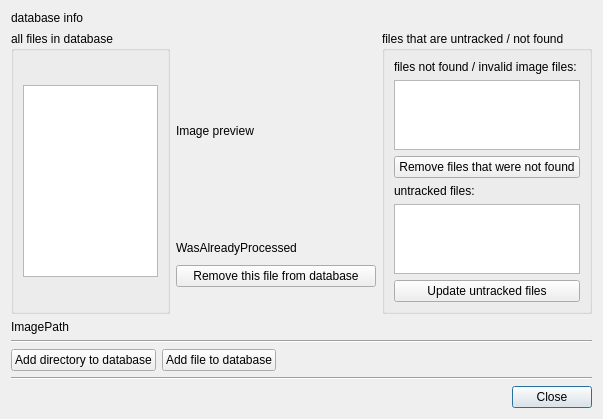
Old version of the form editdatabasedlg.ui in the repository seanet7or/mosaicit.
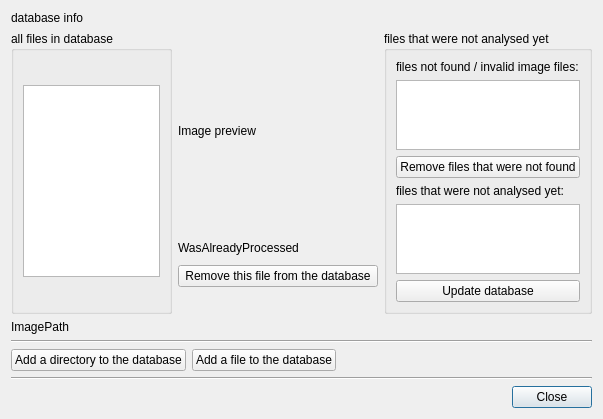
New version of the form. Icons and pictures are not drawn.

Commit message: - loading the logo and translations now also works, if the program is not started from its own directory - corrected some strings

What changed in the file:
```diff
--- a/editdatabasedlg.ui
+++ b/editdatabasedlg.ui
@@ -10,7 +10,7 @@
     <x>0</x>
     <y>0</y>
     <width>603</width>
-    <height>398</height>
+    <height>405</height>
    </rect>
   </property>
   <property name="windowTitle">
@@ -81,7 +81,7 @@
      <item row="0" column="3" rowspan="4">
       <widget class="QGroupBox" name="groupBox_2">
        <property name="title">
-        <string>files that are untracked / not found</string>
+        <string>files that were not analysed yet</string>
        </property>
        <layout class="QVBoxLayout" name="verticalLayout_2">
         <item>
@@ -108,7 +108,7 @@
         <item>
          <widget class="QLabel" name="label_2">
           <property name="text">
-           <string>untracked files:</string>
+           <string>files that were not analysed yet:</string>
           </property>
          </widget>
         </item>
@@ -122,7 +122,7 @@
         <item>
          <widget class="QPushButton" name="updateDatabaseButton">
           <property name="text">
-           <string>Update untracked files</string>
+           <string>Update database</string>
           </property>
          </widget>
         </item>
@@ -132,7 +132,7 @@
      <item row="2" column="1">
       <widget class="QPushButton" name="removeFileButton">
        <property name="text">
-        <string>Remove this file from database</string>
+        <string>Remove this file from the database</string>
        </property>
       </widget>
      </item>
@@ -157,14 +157,14 @@
      <item row="0" column="1">
       <widget class="QPushButton" name="addDirButton">
        <property name="text">
-        <string>Add directory to database</string>
+        <string>Add a directory to the database</string>
        </property>
       </widget>
      </item>
      <item row="0" column="2">
       <widget class="QPushButton" name="adFileButton">
        <property name="text">
-        <string>Add file to database</string>
+        <string>Add a file to the database</string>
        </property>
       </widget>
      </item>
```
The commit also changes 19 other files.
